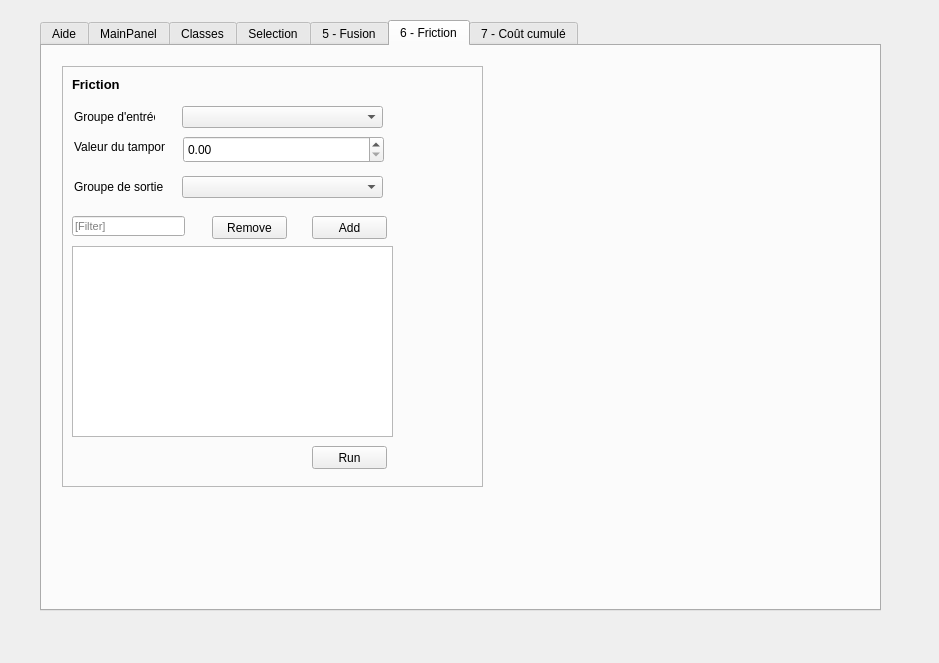
Before: the Qt Designer form eco_cont_dialog_base.ui in MathieuChailloux/BioDispersal, drawn with Qt 5.
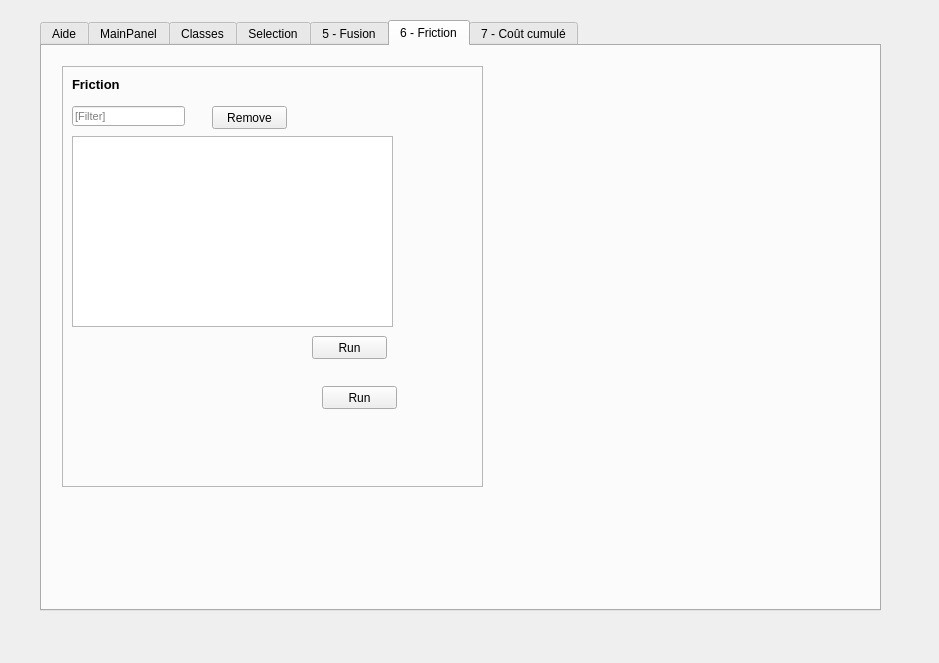
After: the same form once the commit is applied. The open tabs and pages were chosen to show the change. Custom widgets are drawn as their Qt base class.

Patch:
```diff
--- a/eco_cont_dialog_base.ui
+++ b/eco_cont_dialog_base.ui
@@ -1688,7 +1688,7 @@
       <property name="geometry">
        <rect>
         <x>10</x>
-        <y>180</y>
+        <y>70</y>
         <width>321</width>
         <height>191</height>
        </rect>
@@ -1698,7 +1698,7 @@
       <property name="geometry">
        <rect>
         <x>150</x>
-        <y>150</y>
+        <y>40</y>
         <width>75</width>
         <height>23</height>
        </rect>
@@ -1707,24 +1707,11 @@
        <string>Remove</string>
       </property>
      </widget>
-     <widget class="QPushButton" name="bufferAdd_2">
-      <property name="geometry">
-       <rect>
-        <x>250</x>
-        <y>150</y>
-        <width>75</width>
-        <height>23</height>
-       </rect>
-      </property>
-      <property name="text">
-       <string>Add</string>
-      </property>
-     </widget>
      <widget class="QPushButton" name="frictionRun">
       <property name="geometry">
        <rect>
         <x>250</x>
-        <y>380</y>
+        <y>270</y>
         <width>75</width>
         <height>23</height>
        </rect>
@@ -1733,86 +1720,11 @@
        <string>Run</string>
       </property>
      </widget>
-     <widget class="QLabel" name="bufferInGroupLabel_2">
-      <property name="geometry">
-       <rect>
-        <x>12</x>
-        <y>40</y>
-        <width>81</width>
-        <height>21</height>
-       </rect>
-      </property>
-      <property name="text">
-       <string>Groupe d'entrée</string>
-      </property>
-     </widget>
-     <widget class="QComboBox" name="bufferInGroup_2">
-      <property name="geometry">
-       <rect>
-        <x>120</x>
-        <y>40</y>
-        <width>201</width>
-        <height>22</height>
-       </rect>
-      </property>
-     </widget>
-     <widget class="QgsDoubleSpinBox" name="bufferValue_2">
-      <property name="geometry">
-       <rect>
-        <x>121</x>
-        <y>70</y>
-        <width>201</width>
-        <height>27</height>
-       </rect>
-      </property>
-      <property name="minimum">
-       <double>0.000000000000000</double>
-      </property>
-      <property name="maximum">
-       <double>9999999.000000000000000</double>
-      </property>
-     </widget>
-     <widget class="QLabel" name="bufferValueLabel_2">
-      <property name="geometry">
-       <rect>
-        <x>12</x>
-        <y>70</y>
-        <width>91</width>
-        <height>21</height>
-       </rect>
-      </property>
-      <property name="text">
-       <string>Valeur du tampon</string>
-      </property>
-     </widget>
-     <widget class="QComboBox" name="bufferOutGroup_2">
-      <property name="geometry">
-       <rect>
-        <x>120</x>
-        <y>110</y>
-        <width>201</width>
-        <height>22</height>
-       </rect>
-      </property>
-     </widget>
-     <widget class="QLabel" name="bufferOutGroupLabel_2">
-      <property name="geometry">
-       <rect>
-        <x>12</x>
-        <y>110</y>
-        <width>91</width>
-        <height>21</height>
-       </rect>
-      </property>
-      <property name="text">
-       <string>Groupe de sortie</string>
-      </property>
-     </widget>
      <widget class="QLineEdit" name="selectionFilter_4">
       <property name="geometry">
        <rect>
         <x>10</x>
-        <y>150</y>
+        <y>40</y>
         <width>113</width>
         <height>20</height>
        </rect>
@@ -1846,6 +1758,29 @@
        <string>Friction</string>
       </property>
      </widget>
+     <widget class="QgsFileWidget" name="frictionCsvFile">
+      <property name="geometry">
+       <rect>
+        <x>40</x>
+        <y>320</y>
+        <width>211</width>
+        <height>27</height>
+       </rect>
+      </property>
+     </widget>
+     <widget class="QPushButton" name="frictionSave">
+      <property name="geometry">
+       <rect>
+        <x>260</x>
+        <y>320</y>
+        <width>75</width>
+        <height>23</height>
+       </rect>
+      </property>
+      <property name="text">
+       <string>Run</string>
+      </property>
+     </widget>
     </widget>
    </widget>
    <widget class="QWidget" name="tab">
@@ -1997,11 +1932,6 @@
   </widget>
  </widget>
  <customwidgets>
-  <customwidget>
-   <class>QgsDoubleSpinBox</class>
-   <extends>QDoubleSpinBox</extends>
-   <header>qgis.gui</header>
-  </customwidget>
   <customwidget>
    <class>QgsFieldComboBox</class>
    <extends>QComboBox</extends>
```
Left out of the diff: 2 changed lines with no effect on the pictures.
